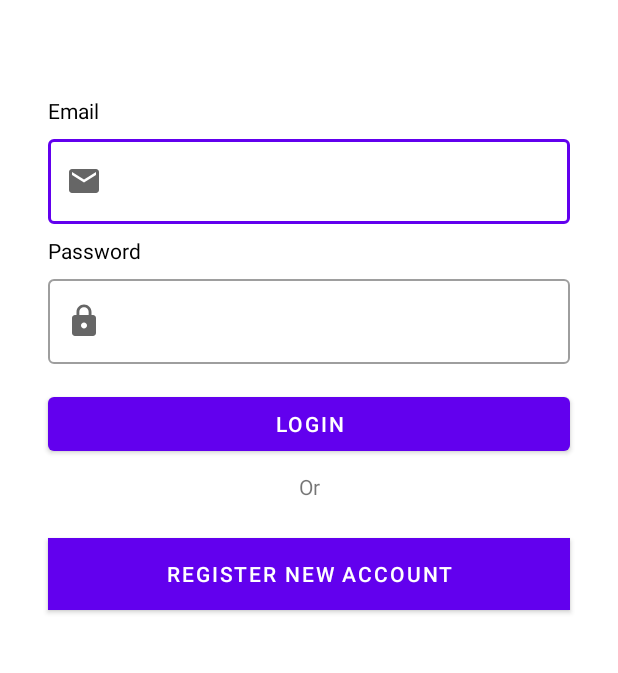
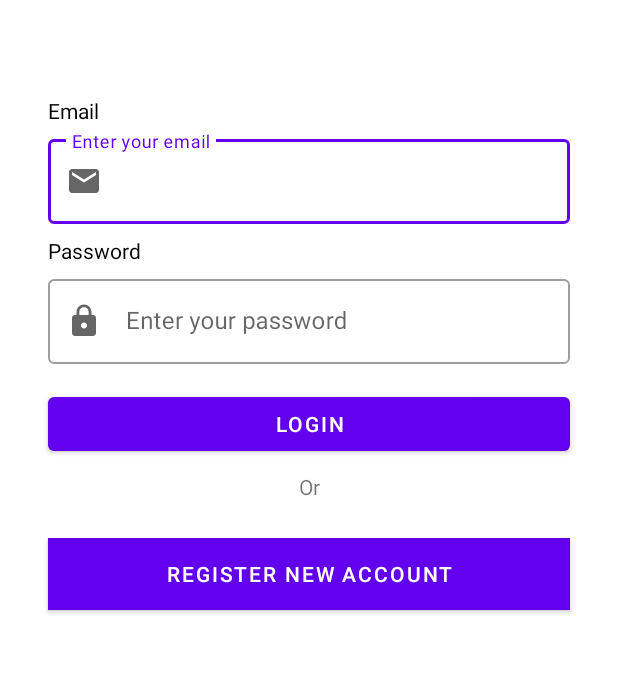
Before and after one commit to zuhalal/story-app, an Android app: the screen it shows after launch (LoginActivity), on a phone screen of 412 x 824 dp, the part 137-810 px from its top. Run offline under Robolectric (Android 15) with nearby library versions, the phone set to English and light mode, and no system bars; our stand-ins replace Room's generated code, paging.

```diff
--- a/app/src/main/java/com/zuhal/storyapp/customView/CustomEditText.kt
+++ b/app/src/main/java/com/zuhal/storyapp/customView/CustomEditText.kt
@@ -2,9 +2,7 @@ package com.zuhal.storyapp.customView
 
 import android.content.Context
 import android.graphics.Canvas
-import android.text.Editable
 import android.text.InputType
-import android.text.TextWatcher
 import android.util.AttributeSet
 import android.util.Patterns
 import android.view.MotionEvent
--- a/app/src/main/res/layout/activity_login.xml
+++ b/app/src/main/res/layout/activity_login.xml
@@ -128,6 +128,7 @@
                 android:id="@+id/ed_login_email"
                 android:layout_width="match_parent"
                 android:layout_height="wrap_content"
+                android:hint="@string/email_hint"
                 android:ems="10"
                 android:inputType="textEmailAddress"
                 tools:ignore="SpeakableTextPresentCheck" />
@@ -152,6 +153,7 @@
                 android:id="@+id/ed_login_password"
                 android:layout_width="match_parent"
                 android:layout_height="wrap_content"
+                android:hint="@string/password_hint"
                 android:ems="10"
                 android:inputType="textPassword"
                 tools:ignore="SpeakableTextPresentCheck" />
```
